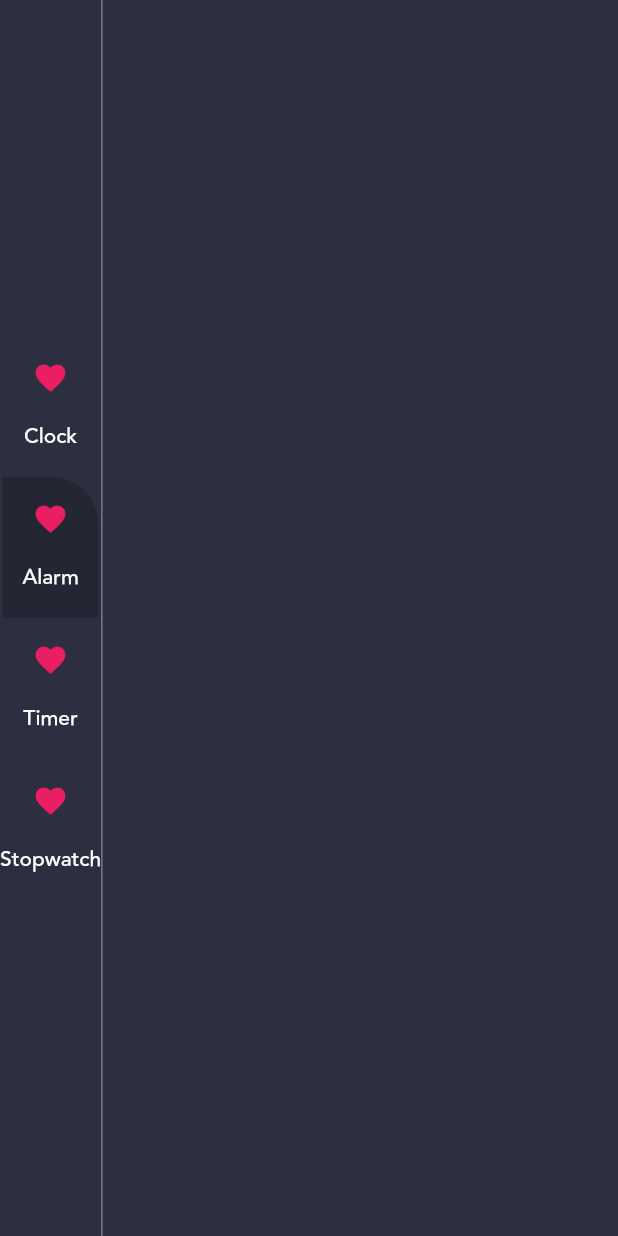
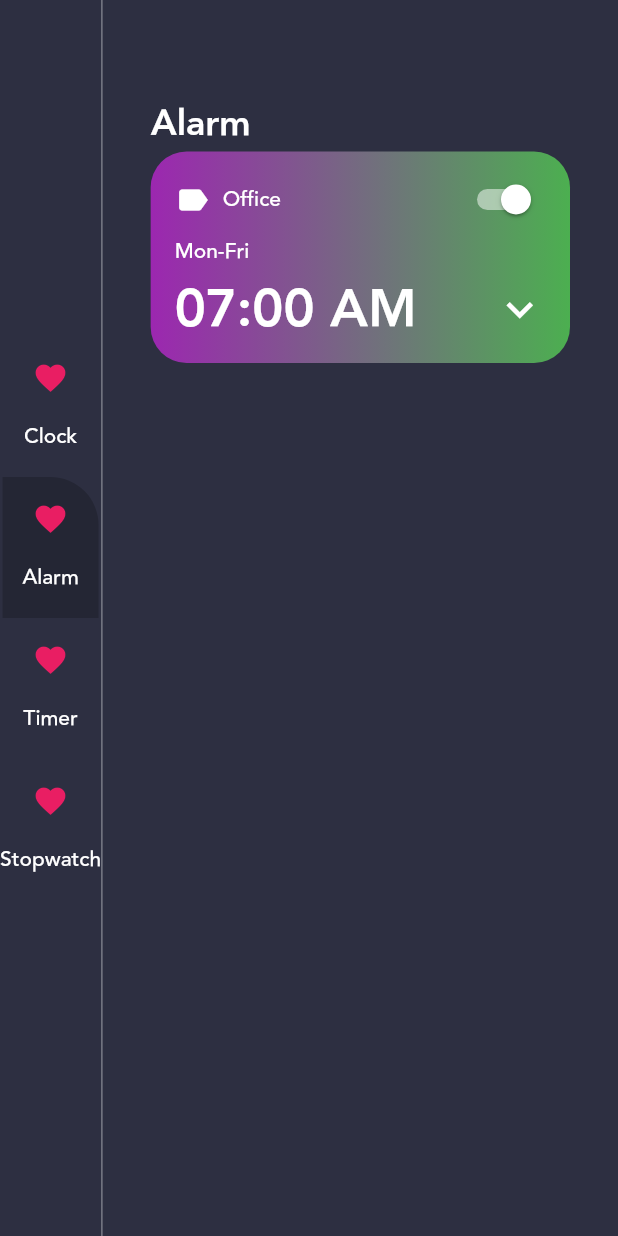
Before and after one commit to maerory/alarmy, a Flutter app: the screen it shows after launch, after a tap on "Alarm", on a phone screen of 412 x 824 dp. Run offline on Flutter 3.47's test engine with Material 2 defaults, Android fonts, the phone set to English and light mode, and no system bars.

Commit message:
Alarm WIP

```diff
--- a/lib/data.dart
+++ b/lib/data.dart
@@ -1,4 +1,5 @@
-import 'package:alarmy/menu_info.dart';
+import 'package:alarmy/models/menu_info.dart';
+import 'package:alarmy/models/alarm_info.dart';
 import 'package:alarmy/enums.dart';
 
 List<MenuInfo> menuItems = [
@@ -7,3 +8,10 @@ List<MenuInfo> menuItems = [
   MenuInfo(MenuType.timer, title: "Timer"),
   MenuInfo(MenuType.stopwatch, title: "Stopwatch"),
 ];
+
+List<AlarmInfo> alarms = [
+  AlarmInfo(
+    DateTime.now().add(Duration(hours: 1)),
+    description: "Office",
+  ),
+];
--- a/lib/main.dart
+++ b/lib/main.dart
@@ -2,7 +2,7 @@ import 'package:flutter/material.dart';
 import 'package:alarmy/enums.dart';
 import 'views/homepage.dart';
 import 'package:provider/provider.dart';
-import 'package:alarmy/menu_info.dart';
+import 'package:alarmy/models/menu_info.dart';
 
 void main() {
   runApp(MyApp());
--- /dev/null
+++ b/lib/models/alarm_info.dart
@@ -0,0 +1,8 @@
+class AlarmInfo {
+  DateTime alarmDateTime;
+  String description;
+  bool isActive;
+
+  // The params in '{}' brackets are optional.
+  AlarmInfo(this.alarmDateTime, {this.description});
+}
--- /dev/null
+++ b/lib/views/alarm_page.dart
@@ -0,0 +1,94 @@
+import 'package:flutter/material.dart';
+import 'package:alarmy/constants/theme_data.dart';
+import 'package:alarmy/data.dart';
+
+class AlarmPage extends StatefulWidget {
+  @override
+  _AlarmPageState createState() => _AlarmPageState();
+}
+
+class _AlarmPageState extends State<AlarmPage> {
+  @override
+  Widget build(BuildContext context) {
+    return Container(
+        padding: EdgeInsets.symmetric(horizontal: 32, vertical: 64),
+        child: Column(crossAxisAlignment: CrossAxisAlignment.start, children: <
+            Widget>[
+          Text(
+            'Alarm',
+            style: TextStyle(
+                fontFamily: 'avenir',
+                fontWeight: FontWeight.w700,
+                color: CustomColors.primaryTextColor,
+                fontSize: 24),
+          ),
+          Expanded(
+            child: ListView(
+              children: alarms.map((alarm) {
+                return Container(
+                  padding:
+                      const EdgeInsets.symmetric(horizontal: 16, vertical: 8),
+                  decoration: BoxDecoration(
+                    gradient: LinearGradient(
+                      colors: [Colors.purple, Colors.green],
+                      begin: Alignment.centerLeft,
+                      end: Alignment.centerRight,
+                    ),
+                    borderRadius: BorderRadius.all(Radius.circular(24)),
+                  ),
+                  child: Column(
+                      crossAxisAlignment: CrossAxisAlignment.start,
+                      children: <Widget>[
+                        Row(
+                            mainAxisAlignment: MainAxisAlignment.spaceBetween,
+                            children: <Widget>[
+                              Row(children: <Widget>[
+                                Icon(
+                                  Icons.label,
+                                  color: Colors.white,
+                                  size: 24,
+                                ),
+                                SizedBox(width: 8),
+                                Text(
+                                  "Office",
+                                  style: TextStyle(
+                                      color: Colors.white,
+                                      fontFamily: 'avenir'),
+                                ),
+                              ]),
+                              Switch(
+                                onChanged: (bool value) {},
+                                value: true,
+                                activeColor: Colors.white,
+                              )
+                            ]),
+                        Text(
+                          "Mon-Fri",
+                          style: TextStyle(
+                              color: Colors.white, fontFamily: 'avenir'),
+                        ),
+                        Row(
+                            mainAxisAlignment: MainAxisAlignment.spaceBetween,
+                            children: <Widget>[
+                              Text(
+                                "07:00 AM",
+                                style: TextStyle(
+                                    color: Colors.white,
+                                    fontFamily: 'avenir',
+                                    fontSize: 35,
+                                    fontWeight: FontWeight.w700),
+                              ),
+                              Icon(
+                                Icons.keyboard_arrow_down,
+                                size: 35,
+                                color: Colors.white,
+                              )
+                            ])
+                      ]),
+                );
+              }).toList(),
+            ),
+          )
+        ]));
+  }
+}
--- /dev/null
+++ b/lib/views/clock_page.dart
@@ -0,0 +1,143 @@
+import 'dart:async';
+
+import 'package:alarmy/constants/theme_data.dart';
+import 'package:flutter/material.dart';
+import 'package:intl/intl.dart';
+
+import 'clock_view.dart';
+
+class ClockPage extends StatefulWidget {
+  @override
+  _ClockPageState createState() => _ClockPageState();
+}
+
+class _ClockPageState extends State<ClockPage> {
+  @override
+  Widget build(BuildContext context) {
+    var now = DateTime.now();
+
+    var formattedDate = DateFormat('EEE, d MMM').format(now);
+    var timezoneString = now.timeZoneOffset.toString().split('.').first;
+    var offsetSign = '';
+
+    return Container(
+        padding: EdgeInsets.symmetric(horizontal: 32, vertical: 64),
+        child: Column(
+            crossAxisAlignment: CrossAxisAlignment.start,
+            children: <Widget>[
+              Flexible(
+                flex: 1,
+                fit: FlexFit.tight,
+                child: Text(
+                  'Clock',
+                  style: TextStyle(
+                      fontFamily: 'avenir',
+                      fontWeight: FontWeight.w700,
+                      color: CustomColors.primaryTextColor,
+                      fontSize: 24),
+                ),
+              ),
+              Flexible(
+                flex: 2,
+                child: Column(
+                    crossAxisAlignment: CrossAxisAlignment.start,
+                    children: <Widget>[
+                      DigitalClockWidget(),
+                      Text(
+                        formattedDate,
+                        style: TextStyle(
+                            fontFamily: 'avenir',
+                            fontWeight: FontWeight.w300,
+                            color: CustomColors.primaryTextColor,
+                            fontSize: 20),
+                      ),
+                    ]),
+              ),
+              Flexible(
+                flex: 4,
+                fit: FlexFit.tight,
+                child: Align(
+                  alignment: Alignment.center,
+                  child: ClockView(
+                    size: MediaQuery.of(context).size.height / 4,
+                  ),
+                ),
+              ),
+              Flexible(
+                  flex: 2,
+                  fit: FlexFit.tight,
+                  child: Column(
+                      crossAxisAlignment: CrossAxisAlignment.start,
+                      children: <Widget>[
+                        Text(
+                          'Timezone',
+                          style: TextStyle(
+                              fontFamily: 'avenir',
+                              fontWeight: FontWeight.w500,
+                              color: CustomColors.primaryTextColor,
+                              fontSize: 24),
+                        ),
+                        SizedBox(height: 16),
+                        Row(children: <Widget>[
+                          Icon(
+                            Icons.language,
+                            color: CustomColors.primaryTextColor,
+                          ),
+                          SizedBox(width: 16),
+                          Text(
+                            'UTC' + offsetSign + timezoneString,
+                            style: TextStyle(
+                                fontFamily: 'avenir',
+                                color: CustomColors.primaryTextColor,
+                                fontSize: 14),
+                          )
+                        ])
+                      ]))
+            ]));
+  }
+}
+
+class DigitalClockWidget extends StatefulWidget {
+  const DigitalClockWidget({
+    Key key,
+  }) : super(key: key);
+  @override
+  State<StatefulWidget> createState() {
+    return DigitalClockWidgetState();
+  }
+}
+
+class DigitalClockWidgetState extends State<DigitalClockWidget> {
+  var formattedTime = DateFormat("HH:mm").format(DateTime.now());
+  Timer timer;
+
+  @override
+  void initState() {
+    this.timer = Timer.periodic(Duration(seconds: 1), (timer) {
+      var previousMinute = DateTime.now().add(Duration(seconds: -1)).minute;
+      var currentMinute = DateTime.now().minute;
+      if (previousMinute != currentMinute)
+        setState(() {
+          formattedTime = DateFormat('HH:mm').format(DateTime.now());
+        });
+    });
+    super.initState();
+  }
+
+  @override
+  void dispose() {
+    this.timer.cancel();
+    super.dispose();
+  }
+
+  @override
+  Widget build(BuildContext context) {
+    return Text(
+      formattedTime,
+      style: TextStyle(
+          fontFamily: 'avenir',
+          color: CustomColors.primaryTextColor,
+          fontSize: 64),
+    );
+  }
+}
--- a/lib/views/homepage.dart
+++ b/lib/views/homepage.dart
@@ -1,11 +1,12 @@
-import 'package:alarmy/menu_info.dart';
+import 'package:alarmy/models/menu_info.dart';
 import 'package:flutter/material.dart';
 import 'package:alarmy/enums.dart';
-import 'clock_view.dart';
 import 'package:intl/intl.dart';
 import 'package:provider/provider.dart';
 import 'package:alarmy/data.dart';
 import 'package:alarmy/constants/theme_data.dart';
+import 'package:alarmy/views/clock_page.dart';
+import 'package:alarmy/views/alarm_page.dart';
 
 class HomePage extends StatefulWidget {
   @override
@@ -15,14 +16,6 @@ class HomePage extends StatefulWidget {
 class _HomePageState extends State<HomePage> {
   @override
   Widget build(BuildContext context) {
-    var now = DateTime.now();
-    var formattedTime = DateFormat('HH:mm').format(now);
-    var formattedDate = DateFormat('MMM-d, EEE').format(now);
-    var timezoneString = now.timeZoneOffset.toString().split('.').first;
-    var offsetSign = '';
-    if (!timezoneString.startsWith('-')) offsetSign = '+';
-    print(timezoneString);
-
     return Scaffold(
       backgroundColor: Color(0xFF2D2F41),
       body: Row(
@@ -39,89 +32,22 @@ class _HomePageState extends State<HomePage> {
           ),
           Expanded(child: Consumer<MenuInfo>(
             builder: (BuildContext context, MenuInfo value, Widget child) {
-              if (value.menuType != MenuType.clock) return Container();
-              return Container(
-                  padding: EdgeInsets.symmetric(horizontal: 32, vertical: 64),
-                  child: Column(
-                      crossAxisAlignment: CrossAxisAlignment.start,
-                      children: <Widget>[
-                        Flexible(
-                          flex: 1,
-                          fit: FlexFit.tight,
-                          child: Text(
-                            'Clock',
-                            style: TextStyle(
-                                fontFamily: "avenir",
-                                fontWeight: FontWeight.w700,
-                                color: Colors.white,
-                                fontSize: 24),
-                          ),
-                        ),
-                        Flexible(
-                          flex: 2,
-                          child: Column(
-                              crossAxisAlignment: CrossAxisAlignment.start,
-                              children: <Widget>[
-                                Text(
-                                  formattedTime,
-                                  style: TextStyle(
-                                      fontFamily: "avenir",
-                                      fontWeight: FontWeight.w500,
-                                      color: Colors.white,
-                                      fontSize: 64),
-                                ),
-                                Text(
-                                  formattedDate,
-                                  style: TextStyle(
-                                      fontFamily: "avenir",
-                                      color: Colors.white,
-                                      fontSize: 20),
-                                ),
-                              ]),
-                        ),
-                        Flexible(
-                          flex: 4,
-                          fit: FlexFit.tight,
-                          child: Align(
-                              alignment: Alignment.center,
-                              child: ClockView(
-                                  size:
-                                      MediaQuery.of(context).size.height / 3)),
-                        ),
-                        Flexible(
-                          flex: 2,
-                          fit: FlexFit.tight,
-                          child: Column(
-                              crossAxisAlignment: CrossAxisAlignment.start,
-                              children: <Widget>[
-                                Text(
-                                  'Timezone',
-                                  style: TextStyle(
-                                      fontFamily: "avenir",
-                                      fontWeight: FontWeight.w300,
-                                      color: Colors.white,
-                                      fontSize: 24),
-                                ),
-                                SizedBox(width: 16),
-                                Row(
-                                  children: <Widget>[
-                                    Icon(
-                                      Icons.language,
-                                      color: Colors.white,
-                                    ),
-                                    SizedBox(width: 16),
-                                    Text(
-                                      'UTC' + offsetSign + timezoneString,
-                                      style: TextStyle(
-                                          fontFamily: "avenir",
-                                          color: Colors.white,
-                                          fontSize: 14),
-                                    ),
-                                  ],
-                                )
-                              ]),
-                        )
-                      ]));
+              if (value.menuType == MenuType.clock)
+                return ClockPage();
+              else if (value.menuType == MenuType.alarm)
+                return AlarmPage();
+              else
+                return Container(
+                    child: RichText(
+                        text: TextSpan(
+                            style: TextStyle(fontSize: 20),
+                            children: <TextSpan>[
+                      TextSpan(text: 'WIP\n'),
+                      TextSpan(
+                        text: value.title,
+                        style: TextStyle(fontSize: 48),
+                      )
+                    ])));
             },
           ))
         ],
```
Also changed, not shown: lib/models/menu_info.dart (renamed from lib/menu_info.dart), 2 other files.
